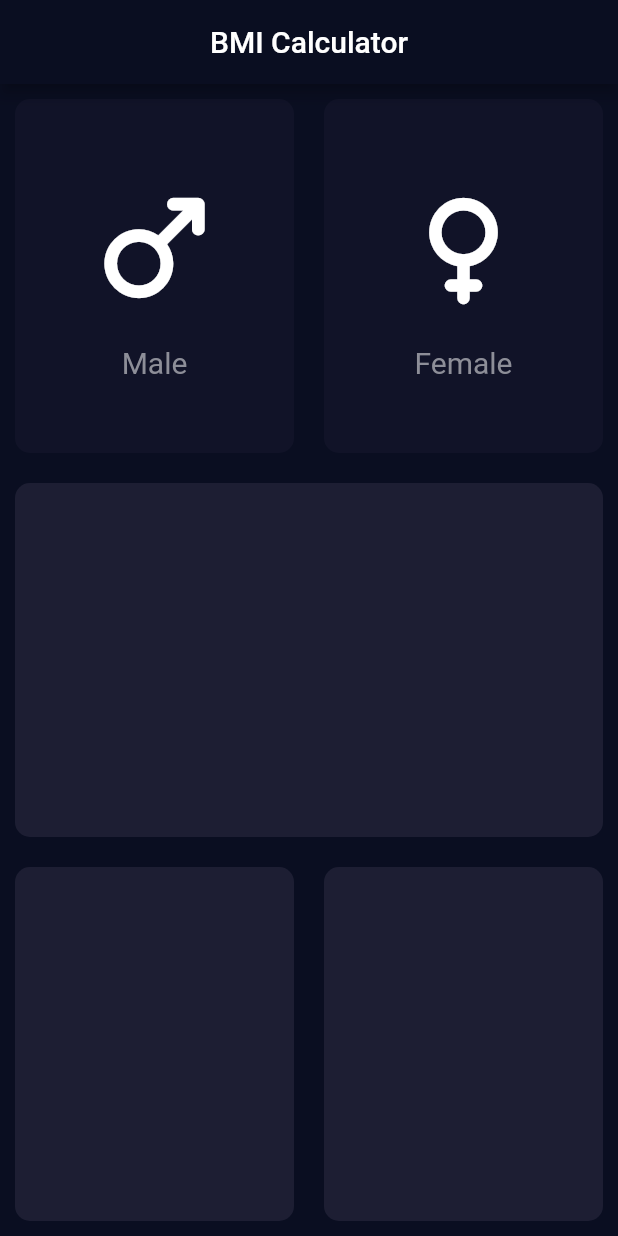
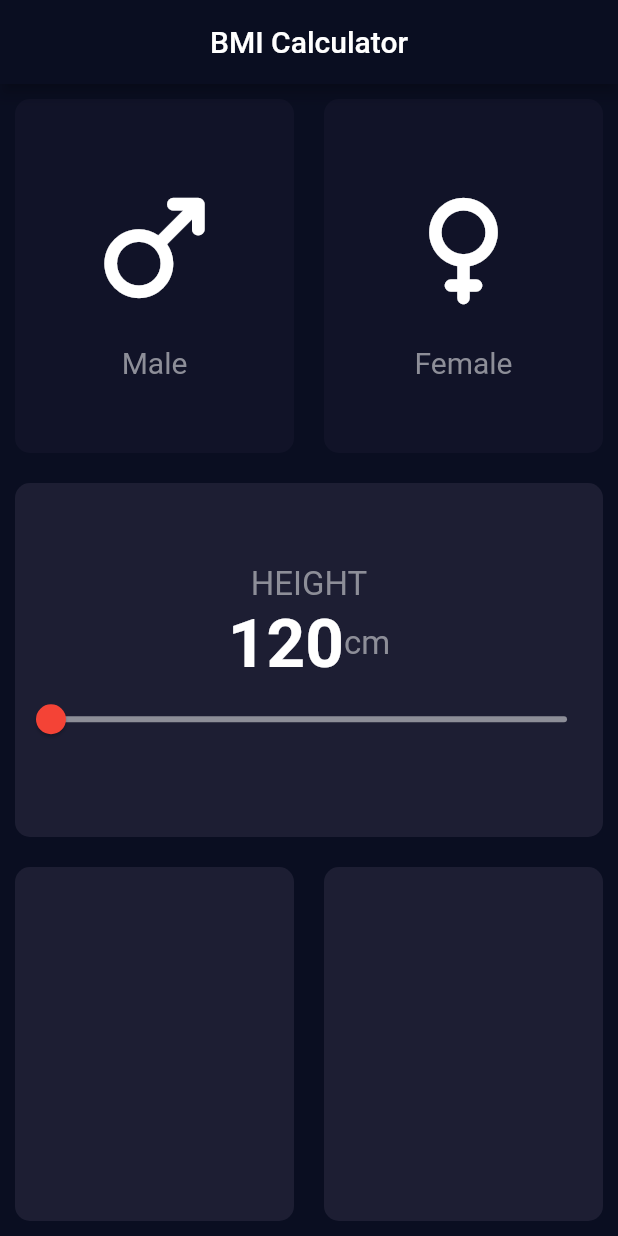
Before and after one commit to eliotfgn/bmi-calculator, a Flutter app: the screen it shows after launch, on a phone screen of 412 x 824 dp. Run offline on Flutter 3.47's test engine with Material 2 defaults, Android fonts, the phone set to English and light mode, and no system bars.

Commit message:
add slider input to get height

```diff
--- a/lib/main.dart
+++ b/lib/main.dart
@@ -67,6 +67,7 @@ class InputPage extends StatefulWidget {
 
 class _InputPageState extends State<InputPage> {
   Gender? selectedGender;
+  int height = 120;
 
   @override
   Widget build(BuildContext context) {
@@ -111,7 +112,49 @@ class _InputPageState extends State<InputPage> {
         ),
         Expanded(
           child: InputCard(
-            child: Container(),
+            child: Column(
+              crossAxisAlignment: CrossAxisAlignment.stretch,
+              mainAxisAlignment: MainAxisAlignment.center,
+              children: [
+                const Center(
+                  child: Text(
+                    "HEIGHT",
+                    style: TextStyle(
+                      fontSize: 22,
+                      color: Color(0xff8d8e98),
+                    ),
+                  ),
+                ),
+                Center(
+                  child: Row(
+                    mainAxisAlignment: MainAxisAlignment.center,
+                    children: [
+                      Text(
+                        "$height",
+                        style: const TextStyle(
+                            fontSize: 45, fontWeight: FontWeight.bold),
+                      ),
+                      const Text(
+                        "cm",
+                        style:
+                            TextStyle(color: Color(0xff8d8e98), fontSize: 22),
+                      ),
+                    ],
+                  ),
+                ),
+                Slider(
+                    value: height.ceilToDouble(),
+                    min: 120,
+                    max: 220,
+                    activeColor: Colors.red,
+                    inactiveColor: const Color(0xff8d8e98),
+                    onChanged: (double newValue) {
+                      setState(() {
+                        height = newValue.round();
+                      });
+                    })
+              ],
+            ),
           ),
         ),
         Expanded(
```
